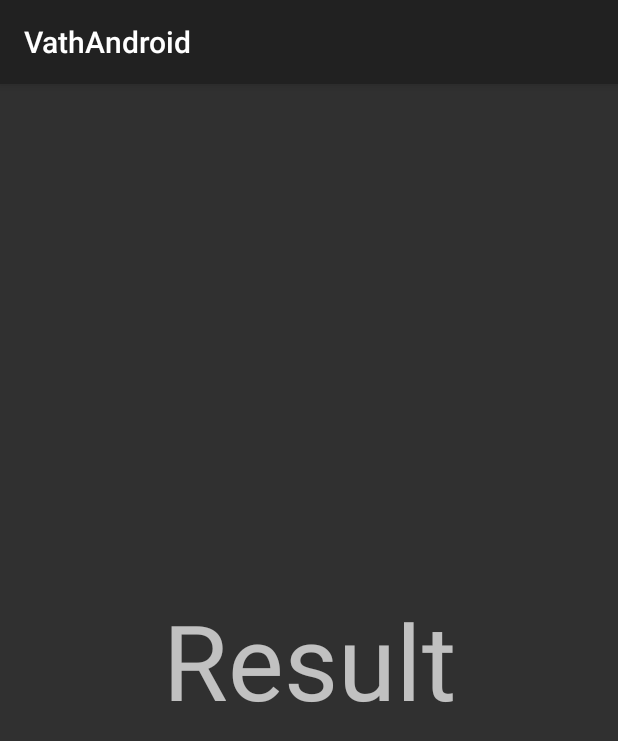
After one commit to MakerDev/VathAndroid, an Android app built with Jetpack Compose: the ResultActivity screen opened directly, with no data from a screen before it, on a phone screen of 412 x 824 dp. The commit adds this screen. Shown: the top 741 px of the screen. Run offline under Robolectric (Android 15) with nearby library versions, the phone set to English and light mode, and no system bars.

Commit message:
ResultActivity is added.

```diff
--- /dev/null
+++ b/app/src/main/java/com/eis/vathandroid/ResultActivity.kt
@@ -0,0 +1,21 @@
+package com.eis.vathandroid
+
+import androidx.appcompat.app.AppCompatActivity
+import android.os.Bundle
+import com.eis.vathandroid.databinding.ActivityResultBinding
+
+class ResultActivity : AppCompatActivity() {
+    private lateinit var binding: ActivityResultBinding
+
+    override fun onCreate(savedInstanceState: Bundle?) {
+        super.onCreate(savedInstanceState)
+
+        binding = ActivityResultBinding.inflate(layoutInflater)
+        setContentView(binding.root)
+
+        if(intent.extras != null) {
+            val result = intent.extras!!.getString("result")
+            binding.resultTextView.text = "시력은 ${result}입니다"
+        }
+    }
+}
--- /dev/null
+++ b/app/src/main/res/layout/activity_result.xml
@@ -0,0 +1,17 @@
+<?xml version="1.0" encoding="utf-8"?>
+<androidx.constraintlayout.widget.ConstraintLayout xmlns:android="http://schemas.android.com/apk/res/android"
+    xmlns:app="http://schemas.android.com/apk/res-auto"
+    xmlns:tools="http://schemas.android.com/tools"
+    android:layout_width="match_parent"
+    android:layout_height="match_parent"
+    tools:context=".ResultActivity">
+
+    <TextView
+        android:id="@+id/resultTextView"
+        android:layout_width="match_parent"
+        android:layout_height="match_parent"
+        android:gravity="center"
+        android:textSize="70dp"
+        android:text="Result" />
+
+</androidx.constraintlayout.widget.ConstraintLayout>
```
Also changed, not shown: app/src/main/AndroidManifest.xml (+6 -1 lines), app/src/main/java/com/eis/vathandroid/EyesightTestActivity.kt (+9 -2 lines).
